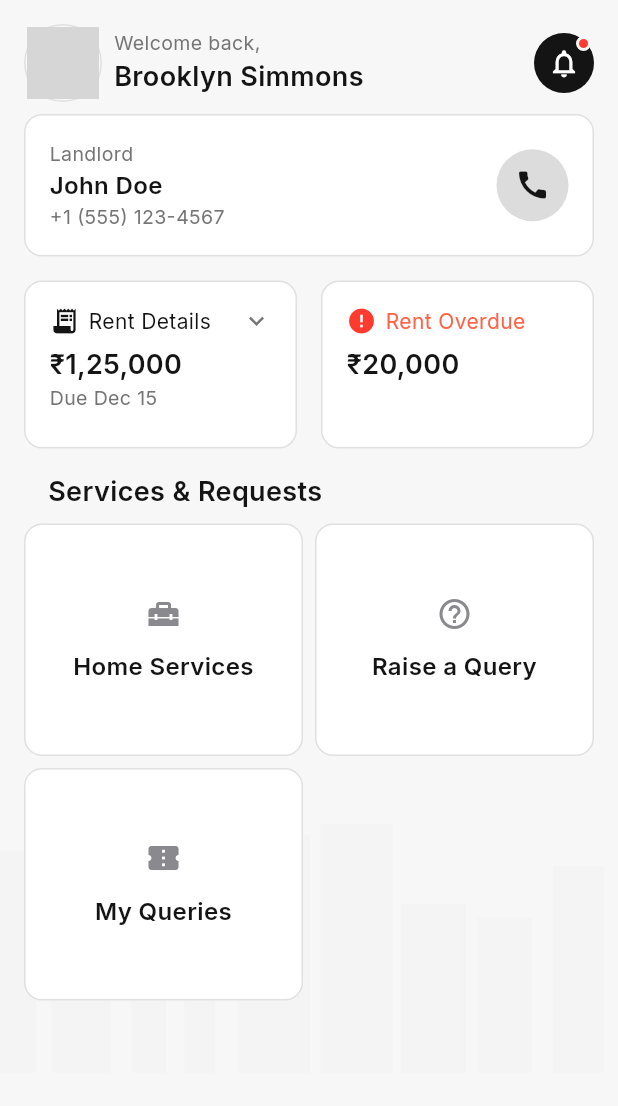
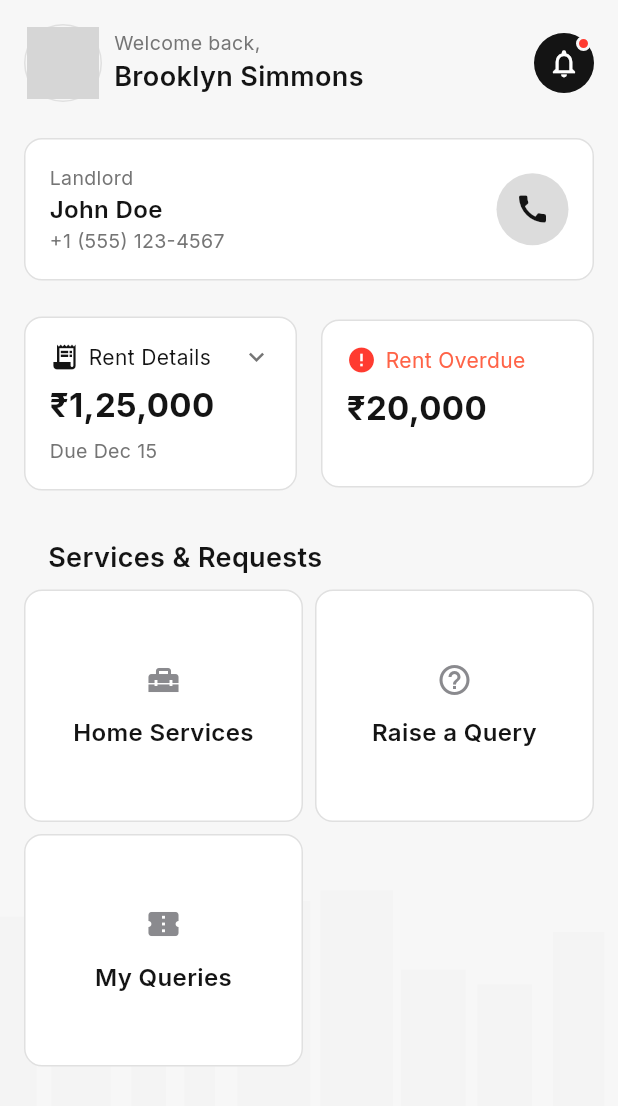
Before and after one commit to Debdaru07/property_managment_application, a Flutter app: the TenantDashboardScreen screen opened by its route, on a phone screen of 412 x 824 dp. Shown: the top 1106 px of the screen. Run offline on Flutter 3.47's test engine with Material 3 defaults, Android fonts, the phone set to English and light mode, and no system bars; our stand-ins replace google_fonts; network calls fail; grey boxes are pictures that could not be loaded.

Commit message:
refined UI

```diff
--- a/lib/src/presentation/screens/tenant/dashboard_screen.dart
+++ b/lib/src/presentation/screens/tenant/dashboard_screen.dart
@@ -120,6 +120,7 @@ class TenantDashboardScreen extends StatelessWidget {
                         ],
                       ),
                     ),
+                    const SizedBox(height: AppSpacing.md),
 
                     /// Landlord Card
                     CardBase(
@@ -159,7 +160,7 @@ class TenantDashboardScreen extends StatelessWidget {
                       ),
                     ),
 
-                    const SizedBox(height: AppSpacing.md),
+                    const SizedBox(height: AppSpacing.lg),
 
                     /// Rent cards row - same height
                     Row(
@@ -202,8 +203,9 @@ class TenantDashboardScreen extends StatelessWidget {
                                 const SizedBox(height: 6),
                                 Text(
                                   "₹1,25,000",
-                                  style: AppTypography.titleMedium,
+                                  style: AppTypography.titleLarge,
                                 ),
+                                const SizedBox(height: 6),
                                 Text(
                                   "Due Dec 15",
                                   style: AppTypography.bodySecondary,
@@ -244,7 +246,7 @@ class TenantDashboardScreen extends StatelessWidget {
                                 const SizedBox(height: 6),
                                 Text(
                                   "₹20,000",
-                                  style: AppTypography.titleMedium,
+                                  style: AppTypography.titleLarge,
                                 ),
                               ],
                             ),
@@ -254,6 +256,7 @@ class TenantDashboardScreen extends StatelessWidget {
                     ),
 
                     /// Services header
+                    const SizedBox(height: AppSpacing.md),
                     const SectionHeader(text: "Services & Requests"),
 
                     /// Services grid
```
